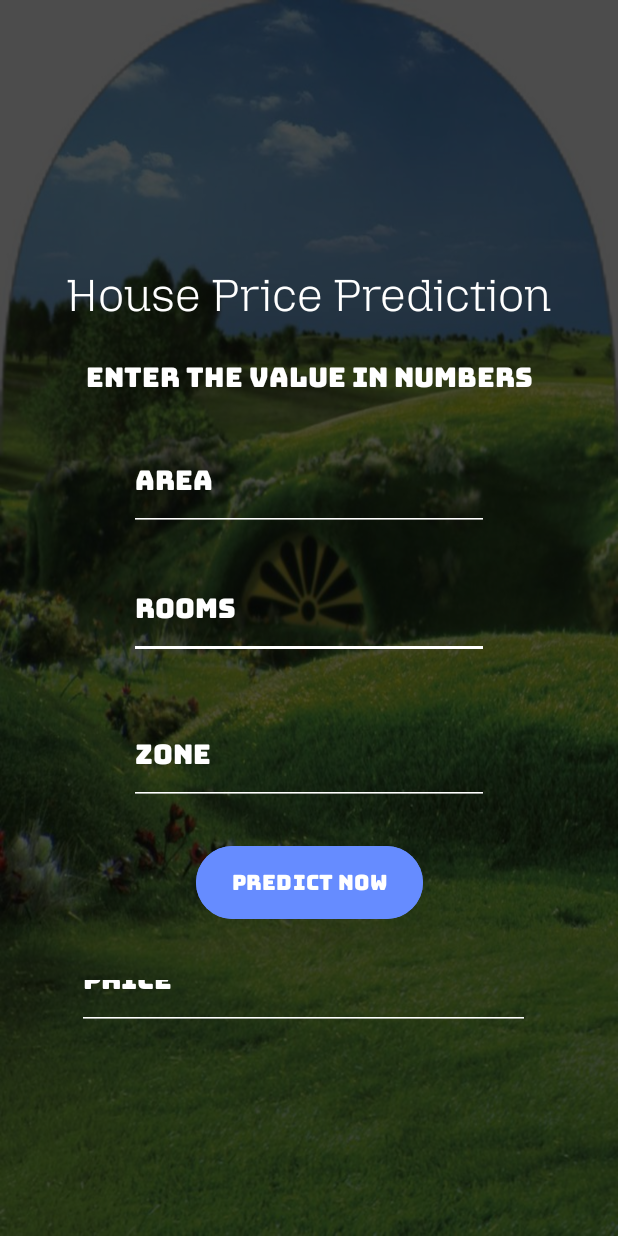
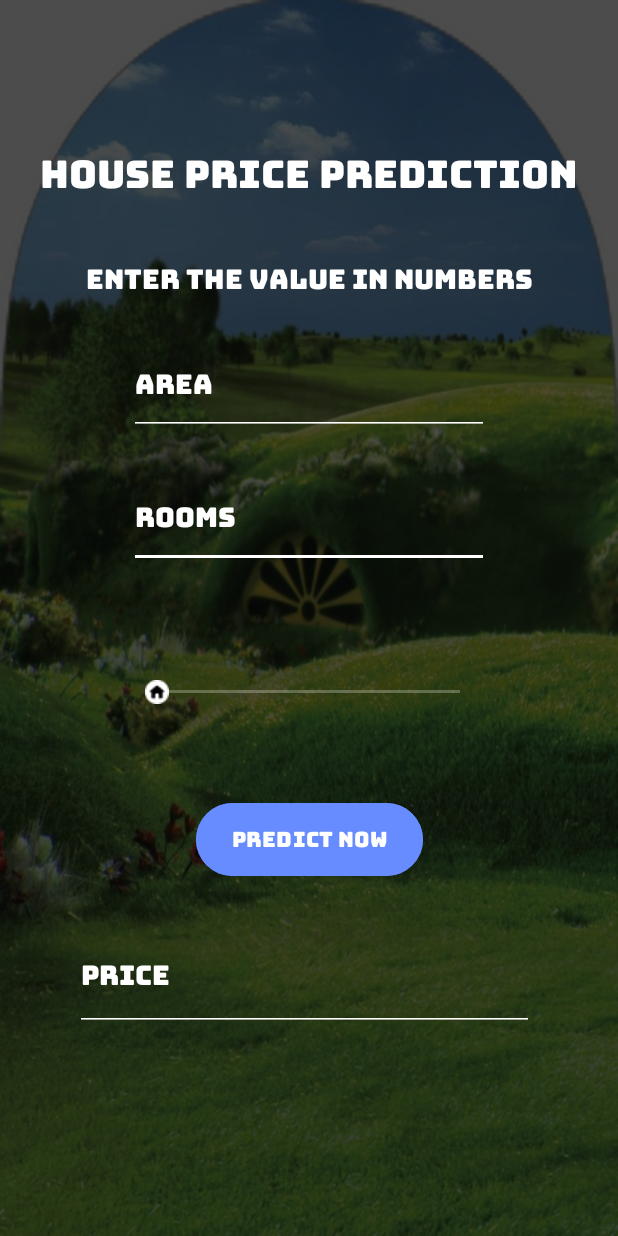
Before and after one commit to NithanB/HomePredictorOne, an Android app: the screen it shows after launch (MainActivity), after a tap on "Predict Now", on a phone screen of 412 x 824 dp. Run offline under Robolectric (Android 15) with nearby library versions, the light colour scheme and no system bars; libraries missing offline, so code that uses them is left out: ai.onnxruntime, androidx.media3.session.

Commit message:
Replace zone EditText with SeekBar in MainActivity
Replaced the zone input EditText with a SeekBar in the UI and updated MainActivity to handle SeekBar input for zone selection. Added a custom thumb drawable for the SeekBar and adjusted layout and logic to use the SeekBar's progress value for predictions.

```diff
--- a/app/src/main/java/com/example/homepredictorone/MainActivity.kt
+++ b/app/src/main/java/com/example/homepredictorone/MainActivity.kt
@@ -8,6 +8,7 @@ import androidx.core.view.WindowInsetsCompat
 import android.widget.Button
 import android.widget.EditText
 import android.widget.Toast
+import android.widget.SeekBar
 // If you change R.id.outputnum1 to a TextView in your XML:
 // import android.widget.TextView
 import ai.onnxruntime.OrtEnvironment
@@ -34,7 +35,24 @@ class MainActivity : AppCompatActivity() {
         // Ensure these IDs match your activity_main.xml
         val inputArea = findViewById<EditText>(R.id.inputnum1)
         val inputRooms = findViewById<EditText>(R.id.inputnum2)
-        val inputZone = findViewById<EditText>(R.id.inputnum3)
+        val inputZone = findViewById<SeekBar>(R.id.seekbar_zone)
+
+        //val seekBarZone =
+
+        inputZone.setOnSeekBarChangeListener(object : SeekBar.OnSeekBarChangeListener{
+            override fun onProgressChanged(seekBar: SeekBar?, progress: Int, fromUser: Boolean) {
+                inputZone.setProgress(progress)
+            }
+
+            override fun onStartTrackingTouch(seekBar: SeekBar?) {
+               // TODO("Not yet implemented")
+            }
+
+            override fun onStopTrackingTouch(seekBar: SeekBar?) {
+                //TODO("Not yet implemented")
+            }
+        })
+
         val pressToPredict = findViewById<Button>(R.id.predict_button)
         val resultText = findViewById<EditText>(R.id.outputnum1) // Or TextView
         // Example if using TextView for result:
@@ -45,7 +63,28 @@ class MainActivity : AppCompatActivity() {
             // 1. Get input data and convert to Float
             val areaData = inputArea.text.toString().toFloatOrNull()
             val roomData = inputRooms.text.toString().toFloatOrNull()
-            val zoneData = inputZone.text.toString().toFloatOrNull()
+
+
+            // Get the progress from the SeekBar (which is an Int)
+            val zoneProgress = inputZone.progress
+            var zoneData: Float? = null
+
+            // Directly use the integer progress.
+            // If you need to ensure it's not some default uninitialized state,
+            // you might compare it to a specific value (e.g., if (zoneProgress > 0) )
+            // For now, let's assume any progress value is valid to be converted.
+
+            // Convert the Int progress to Float for your calculation
+            val originalZoneValue = zoneProgress.toFloat()
+            val multipliedZoneValue = originalZoneValue * 3 // Or whatever your logic is
+            zoneData = multipliedZoneValue
+            // It's good practice to log, but ensure Log is imported: import android.util.Log
+            // Log.d("PREDICT_ZONE", "Original Zone Progress: $zoneProgress, Multiplied Zone for model: $zoneData")
+
+
+
+
+
 
             // 2. Validate inputs
             if (areaData != null && roomData != null && zoneData != null) {
--- a/app/src/main/res/layout/activity_main.xml
+++ b/app/src/main/res/layout/activity_main.xml
@@ -16,7 +16,9 @@
         android:background="#B3000000"
         android:padding="12dp"
         android:textColor="@android:color/white"
-        android:textSize="24sp" />
+        android:textSize="24sp"
+        tools:layout_editor_absoluteX="0dp"
+        tools:layout_editor_absoluteY="0dp" />
 
     <TextView
         android:id="@+id/dispinput1"
@@ -47,36 +49,21 @@
         app:layout_constraintTop_toBottomOf="@+id/inputnum1"
         app:layout_constraintVertical_bias="0.045" />
 
-    <EditText
-        android:id="@+id/inputnum3"
-        android:layout_width="wrap_content"
-        android:layout_height="wrap_content"
-        android:backgroundTint="@color/cardview_light_background"
-        android:ems="10"
-        android:fontFamily="@font/bungeereg"
-        android:inputType="numberDecimal"
-        android:text="Zone"
-        android:textColor="@color/cardview_light_background"
-        app:layout_constraintBottom_toBottomOf="parent"
-        app:layout_constraintEnd_toEndOf="parent"
-        app:layout_constraintStart_toStartOf="parent"
-        app:layout_constraintTop_toBottomOf="@+id/inputnum2"
-        app:layout_constraintVertical_bias="0.095" />
 
     <TextView
         android:id="@+id/Title"
         android:layout_width="wrap_content"
         android:layout_height="wrap_content"
-        android:fontFamily="@font/mozillaheadline"
+        android:fontFamily="@font/bungeereg"
         android:text="House Price Prediction"
         android:textAlignment="center"
         android:textColor="@color/cardview_light_background"
-        android:textSize="30dp"
+        android:textSize="25dp"
         app:layout_constraintBottom_toBottomOf="parent"
         app:layout_constraintEnd_toEndOf="parent"
         app:layout_constraintStart_toStartOf="parent"
         app:layout_constraintTop_toTopOf="parent"
-        app:layout_constraintVertical_bias="0.222" />
+        app:layout_constraintVertical_bias="0.11" />
 
     <EditText
         android:id="@+id/inputnum1"
@@ -97,8 +84,8 @@
 
     <EditText
         android:id="@+id/outputnum1"
-        android:layout_width="302dp"
-        android:layout_height="43dp"
+        android:layout_width="306dp"
+        android:layout_height="73dp"
         android:layout_marginEnd="64dp"
         android:backgroundTint="@color/cardview_light_background"
         android:ems="10"
@@ -126,6 +113,23 @@
         app:layout_constraintEnd_toEndOf="parent"
         app:layout_constraintStart_toStartOf="parent"
         app:layout_constraintTop_toBottomOf="@+id/inputnum2"
-        app:layout_constraintVertical_bias="0.057" />
+        app:layout_constraintVertical_bias="0.158" />
+
+    <SeekBar
+        android:id="@+id/seekbar_zone"
+        android:layout_width="234dp"
+        android:layout_height="44dp"
+        android:layout_marginBottom="48dp"
+        android:max="3"
+        android:min="1"
+        android:progressBackgroundTint="@color/white"
+        android:thumb="@drawable/home"
+        app:layout_constraintBottom_toTopOf="@+id/predict_button"
+        app:layout_constraintEnd_toEndOf="parent"
+        app:layout_constraintHorizontal_bias="0.497"
+
+        app:layout_constraintStart_toStartOf="parent"
+        app:layout_constraintTop_toBottomOf="@+id/inputnum2"
+        app:layout_constraintVertical_bias="1.0" />
 
 </androidx.constraintlayout.widget.ConstraintLayout>
```
Also changed, not shown: app/src/main/res/drawable/home.png (added).
